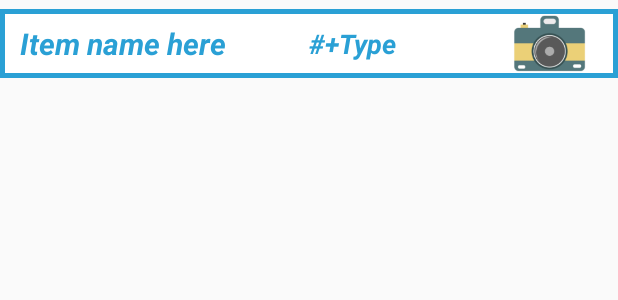
After one commit to vbgithub92/ShopiTask, an Android app: the layout recycler_shopping_item.xml on its own in the app's theme, with its tools: preview values and no code run, on a phone screen of 412 x 824 dp. The commit adds this screen. Shown: the top 300 px of the screen. Run offline under Robolectric (Android 15) with nearby library versions, the phone set to English and light mode, and no system bars.

Commit message:
no message

```diff
--- a/app/src/main/AndroidManifest.xml
+++ b/app/src/main/AndroidManifest.xml
@@ -13,7 +13,7 @@
         android:roundIcon="@mipmap/ic_launcher_round"
         android:supportsRtl="true"
         android:theme="@style/AppTheme">
-        <activity android:name=".AddToListActivity"></activity>
+        <activity android:name=".AddToListActivity" />
         <activity android:name=".ListDetailsActivity" />
         <activity android:name=".AddNewListActivity" />
         <activity android:name=".TaskListsActivity" />
--- a/app/src/main/java/com/androiddev/shopitask/ListAdapter.java
+++ b/app/src/main/java/com/androiddev/shopitask/ListAdapter.java
@@ -20,8 +20,8 @@ class ListAdapter extends RecyclerView.Adapter<ListAdapter.MyViewHolder> {
     private static final String TAG = "ListAdapter";
 
     private ArrayList<List> lists = new ArrayList<>();
+
     private Context context;
-
     private OnListListener onlistListener;
 
     public ListAdapter(ArrayList<List> lists, Context context , OnListListener onlistListener) {
--- a/app/src/main/res/layout/recycler_list.xml
+++ b/app/src/main/res/layout/recycler_list.xml
@@ -4,7 +4,6 @@
     android:layout_height="50dp"
     android:orientation="horizontal"
     android:background="@color/colorPrimary"
-
     android:layout_marginVertical="6dp"
     android:id="@+id/recyclerListItem"
     >
--- /dev/null
+++ b/app/src/main/res/layout/recycler_shopping_item.xml
@@ -0,0 +1,52 @@
+<?xml version="1.0" encoding="utf-8"?>
+<LinearLayout xmlns:android="http://schemas.android.com/apk/res/android"
+    android:layout_width="match_parent"
+    android:layout_height="46dp"
+    android:orientation="horizontal"
+    android:background="@color/colorPrimary"
+    android:layout_marginVertical="6dp"
+    android:id="@+id/recyclerShoppingItem"
+    >
+
+    <LinearLayout
+        android:layout_width="match_parent"
+        android:layout_height="match_parent"
+        android:orientation="horizontal"
+        android:background="#FFFFFF"
+        android:layout_margin="3dp">
+        <TextView
+            android:id="@+id/itemName"
+            android:layout_width="0dp"
+            android:layout_height="match_parent"
+            android:layout_weight="3"
+            android:gravity="center|left"
+            android:paddingLeft="10dp"
+            android:textColor="@color/colorPrimary"
+            android:textSize="20sp"
+            android:textStyle="bold|italic"
+            android:text="Item name here" />
+        <TextView
+            android:id="@+id/itemAmountAndType"
+            android:layout_width="0dp"
+            android:layout_height="match_parent"
+            android:layout_weight="1.75"
+            android:gravity="center|left"
+            android:textColor="@color/colorPrimary"
+            android:textSize="18sp"
+            android:textStyle="bold|italic"
+            android:text="#+Type"
+            />
+
+        <ImageView
+            android:id="@+id/itemPhoto"
+            android:layout_width="0dp"
+            android:layout_height="match_parent"
+            android:layout_weight="1.25"
+            android:gravity="center"
+            android:src="@drawable/camera"
+            />
+    </LinearLayout>
+
+
+
+</LinearLayout>
```
Also changed, not shown: app/src/main/java/com/androiddev/shopitask/ListDetailsActivity.java (+29 -1 lines), app/src/main/java/com/androiddev/shopitask/ShoppingListItemAdapter.java (added, +101 -0 lines), app/src/main/java/com/androiddev/shopitask/TaskListsActivity.java (+14 -12 lines), app/src/main/res/layout/activity_list_details.xml (+3 -7 lines).
